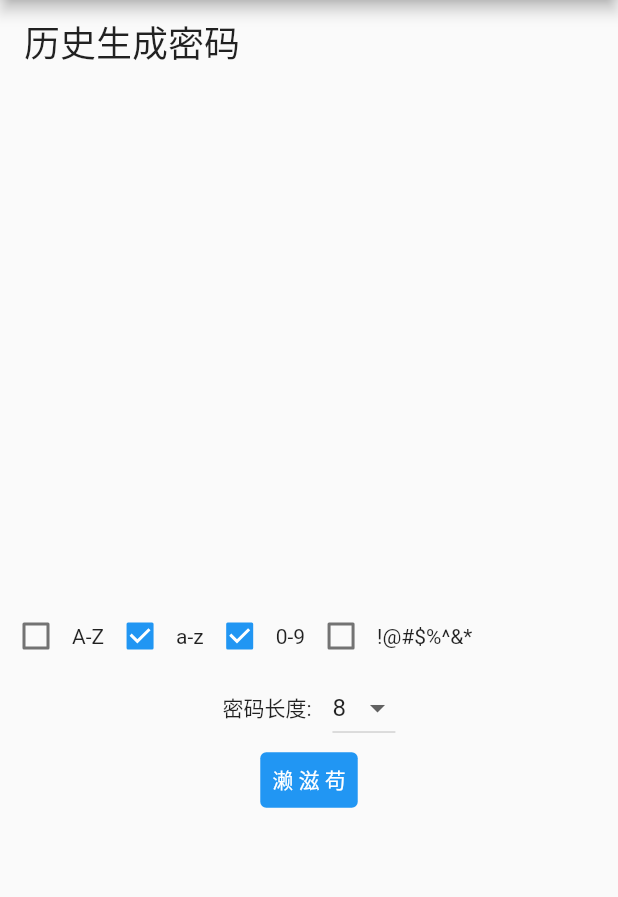
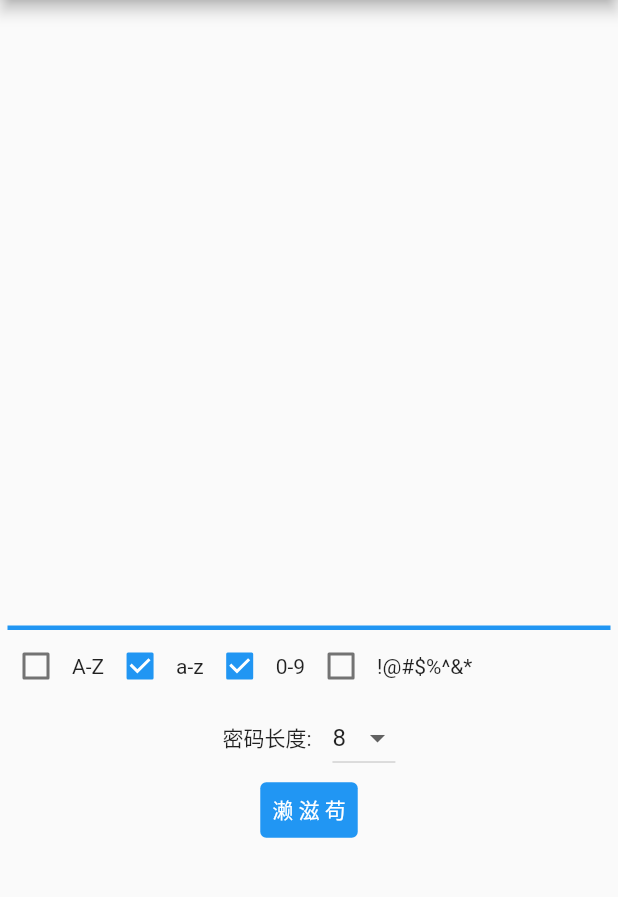
Before and after one commit to TonyStark10006/NicePassword-flutter, a Flutter app: the screen it shows after launch, on a phone screen of 412 x 824 dp, the part 84-981 px from its top. Run offline on Flutter 3.47's test engine with Material 2 defaults, Android fonts, the phone set to English and light mode, and no system bars; our stand-ins replace fluttertoast, shared_preferences.

Commit message:
minor interface changes

```diff
--- a/lib/page/random_password.dart
+++ b/lib/page/random_password.dart
@@ -14,28 +14,31 @@ class _RandomPasswordState extends State<RandomPassword> {
 
   @override
   Widget build(BuildContext context) {
-    // print("randompassword");
-    // return MaterialApp(
-    //   theme: ThemeData.dark(),
-    //   title: "随机密码生成",
-    // home: Scaffold(
     return Scaffold(
       appBar: AppBar(
         title: Text("随机密码生成"),
         // backgroundColor: Colors.deepPurple[400],
       ),
-      body: Column(
+      body: Container(
+        child: Column(
           mainAxisAlignment: MainAxisAlignment.start,
           crossAxisAlignment: CrossAxisAlignment.center,
           children: [
-          SizedBox(
+            Container(
+              decoration: UnderlineTabIndicator(
+                borderSide: BorderSide(
+                  color: Colors.blue,
+                  width: 3.0,
+                ),
+              ),
               height: 400,
+              margin: EdgeInsets.only(top: 20, left: 5, right: 5),
               child: HistoryPwdList(),
             ),
             PwdBotton(),
           ],
         ),
+      ),
     );
-    // );
   }
 }
--- a/lib/widget/random_password/history_list.dart
+++ b/lib/widget/random_password/history_list.dart
@@ -46,12 +46,6 @@ class _HistoryPwdListState extends State<HistoryPwdList> {
     }
     return Column(
       children: [
-        ListTile(
-          title: Text(
-            "历史生成密码",
-            style: Theme.of(buildContext).textTheme.headline5,
-          ),
-        ),
         Expanded(
             child: ListView.builder(
                 // reverse: true,
```
Lines whose indentation alone changed are shown as unchanged.
